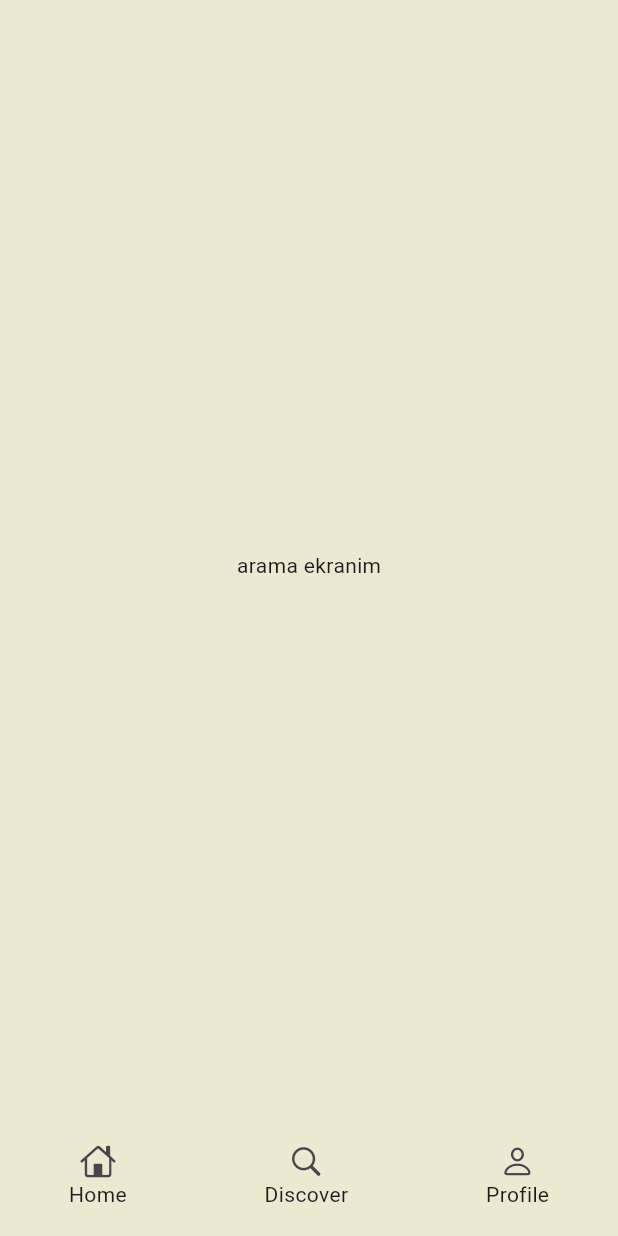
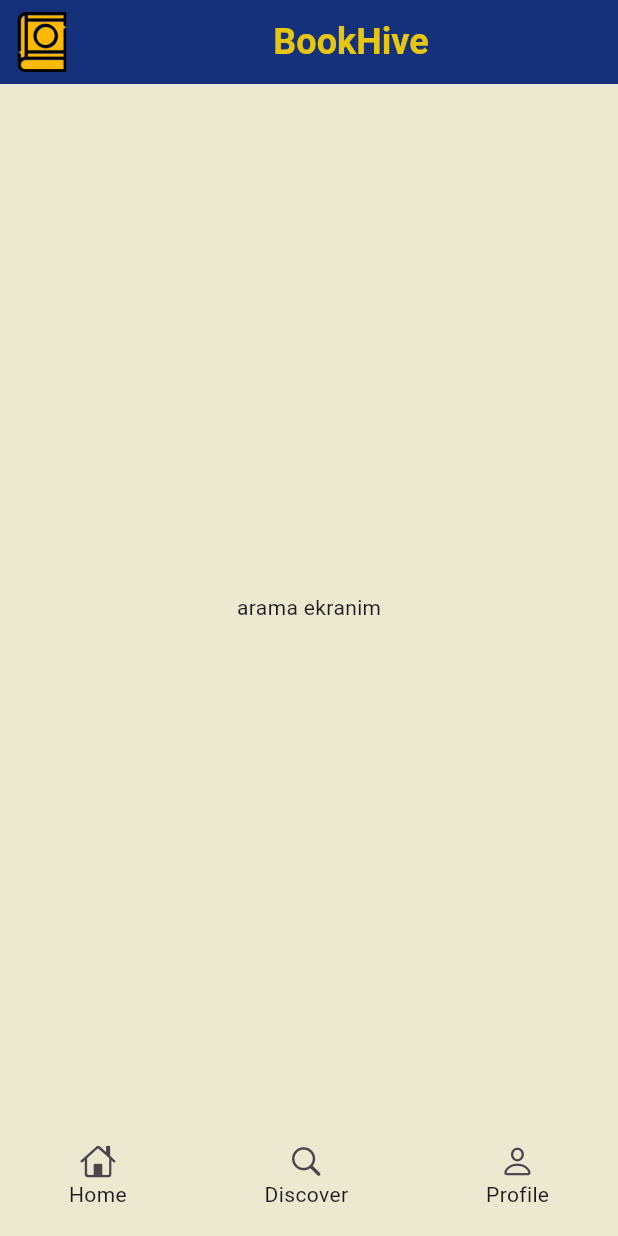
Before and after one commit to EnginOzturk-7/BookHive-flutter, a Flutter app: the SearchScreen screen opened by its route, on a phone screen of 412 x 824 dp. Run offline on Flutter 3.47's test engine with Material 3 defaults, Android fonts, the light colour scheme and no system bars; our stand-ins replace go_router, lottie; missing offline and left inert: dotlottie_loader.

Commit message:
kod temizleme, ana ekran update

```diff
--- a/lib/screens/search_screeen.dart
+++ b/lib/screens/search_screeen.dart
@@ -9,8 +9,28 @@ class SearchScreen extends StatelessWidget {
   @override
   Widget build(BuildContext context) {
     return Scaffold(
-      backgroundColor: arkaplanRenkim, // .fromARGB(255, 35, 47, 59),
-
+      backgroundColor: arkaplanRenkim,
+      appBar: AppBar(
+        backgroundColor: ikincilRenkim,
+        leading: Padding(
+          padding: const EdgeInsets.all(8.0), // Logoya biraz boşluk bırakmak için padding ekledik
+          child: Image.asset(
+            'assets/images/logo.png',
+            fit: BoxFit.contain,
+          ),
+        ),
+        title: const Align(
+          alignment: Alignment.center,
+          child: Text(
+            'BookHive',
+            style: TextStyle(
+                color: Color.fromARGB(228, 255, 217, 0),
+                fontSize: 24,
+                fontWeight: FontWeight.bold,
+            ),
+          )
+        ),
+      ),
       body: Center(
         child: Text("arama ekranim"),
       ),
--- a/lib/widgets/bottom_menu.dart
+++ b/lib/widgets/bottom_menu.dart
@@ -1,3 +1,5 @@
+// ignore_for_file: prefer_const_literals_to_create_immutables, prefer_const_constructors
+
 import 'package:flutter/cupertino.dart';
 import 'package:flutter/material.dart';
 import 'package:go_router/go_router.dart';
@@ -9,6 +11,7 @@ class BottomMenu extends StatelessWidget {
 
   @override
   Widget build(BuildContext context) {
+    // ignore: sized_box_for_whitespace
     return Container(
       height: 70,
       child: Row(
```
Also changed, not shown: lib/screens/home_screen.dart (+2 -70 lines), lib/screens/profile_screen.dart (+21 -1 lines), lib/widgets/widgets.dart (added, +73 -0 lines).
